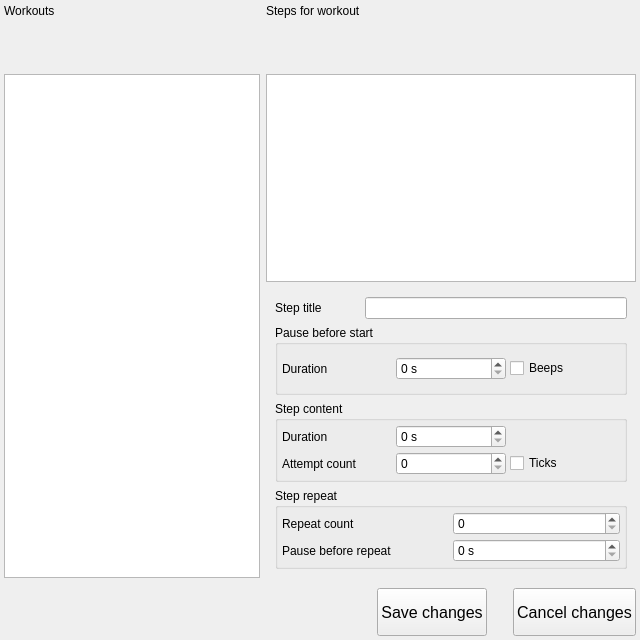
antongus/kettlebell-timer, file src/ui/WorkoutEditor.ui: the form before one commit.
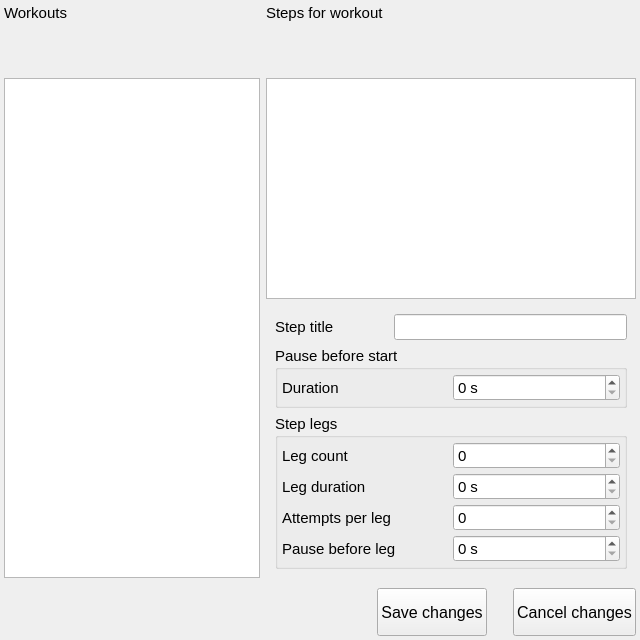
The form after the commit. Icons and pictures are not drawn.

Commit message: remove sound checkboxes from workout editor

```diff
--- a/src/ui/WorkoutEditor.ui
+++ b/src/ui/WorkoutEditor.ui
@@ -16,6 +16,11 @@
     <height>600</height>
    </size>
   </property>
+  <property name="font">
+   <font>
+    <pointsize>11</pointsize>
+   </font>
+  </property>
   <property name="windowTitle">
    <string>Workout editor</string>
   </property>
@@ -351,6 +356,12 @@
          </item>
          <item>
           <widget class="QListWidget" name="listWorkoutSteps">
+           <property name="sizePolicy">
+            <sizepolicy hsizetype="Expanding" vsizetype="Expanding">
+             <horstretch>0</horstretch>
+             <verstretch>2</verstretch>
+            </sizepolicy>
+           </property>
            <property name="editTriggers">
             <set>QAbstractItemView::NoEditTriggers</set>
            </property>
@@ -361,24 +372,17 @@
          </item>
          <item>
           <widget class="QWidget" name="widget_3" native="true">
-           <property name="minimumSize">
-            <size>
-             <width>0</width>
-             <height>290</height>
-            </size>
+           <property name="sizePolicy">
+            <sizepolicy hsizetype="Preferred" vsizetype="Expanding">
+             <horstretch>0</horstretch>
+             <verstretch>1</verstretch>
+            </sizepolicy>
            </property>
            <layout class="QGridLayout" name="gridLayout">
-            <item row="0" column="0">
-             <widget class="QLabel" name="label_3">
-              <property name="text">
-               <string>Step title</string>
-              </property>
-             </widget>
-            </item>
-            <item row="8" column="0" colspan="4">
+            <item row="7" column="0" colspan="3">
              <widget class="QGroupBox" name="groupBox_3">
               <property name="title">
-               <string>Step repeat</string>
+               <string>Step legs</string>
               </property>
               <layout class="QGridLayout" name="gridLayout_4">
                <property name="leftMargin">
@@ -399,96 +403,65 @@
                <item row="0" column="0">
                 <widget class="QLabel" name="label_6">
                  <property name="text">
-                  <string>Repeat count</string>
+                  <string>Leg count</string>
                  </property>
                 </widget>
                </item>
                <item row="0" column="1">
                 <widget class="QSpinBox" name="sbStepRepeatCount"/>
                </item>
-               <item row="1" column="0">
-                <widget class="QLabel" name="label_7">
-                 <property name="text">
-                  <string>Pause before repeat</string>
+               <item row="1" column="1">
+                <widget class="QSpinBox" name="sbStepDuration">
+                 <property name="suffix">
+                  <string> s</string>
+                 </property>
+                 <property name="maximum">
+                  <number>999</number>
                  </property>
                 </widget>
                </item>
-               <item row="1" column="1">
+               <item row="3" column="1">
                 <widget class="QSpinBox" name="sbPauseBetweenRepeats">
                  <property name="suffix">
                   <string> s</string>
                  </property>
                 </widget>
                </item>
-              </layout>
-             </widget>
-            </item>
-            <item row="0" column="1" colspan="3">
-             <widget class="QLineEdit" name="edStepCaption"/>
-            </item>
-            <item row="4" column="0" colspan="4">
-             <widget class="QGroupBox" name="groupBox_2">
-              <property name="title">
-               <string>Step content</string>
-              </property>
-              <layout class="QGridLayout" name="gridLayout_3">
-               <property name="leftMargin">
-                <number>4</number>
-               </property>
-               <property name="topMargin">
-                <number>4</number>
-               </property>
-               <property name="rightMargin">
-                <number>4</number>
-               </property>
-               <property name="bottomMargin">
-                <number>4</number>
-               </property>
-               <property name="spacing">
-                <number>4</number>
-               </property>
-               <item row="1" column="2">
-                <widget class="QCheckBox" name="cbAttemptBeeps">
+               <item row="1" column="0">
+                <widget class="QLabel" name="label_5">
                  <property name="text">
-                  <string>Ticks</string>
+                  <string>Leg duration</string>
                  </property>
                 </widget>
                </item>
-               <item row="1" column="1">
+               <item row="2" column="1">
                 <widget class="QSpinBox" name="sbStepAttempts">
                  <property name="maximum">
                   <number>999</number>
                  </property>
                 </widget>
                </item>
-               <item row="1" column="0">
+               <item row="2" column="0">
                 <widget class="QLabel" name="label_8">
                  <property name="text">
-                  <string>Attempt count</string>
+                  <string>Attempts per leg</string>
                  </property>
                 </widget>
                </item>
-               <item row="0" column="1">
-                <widget class="QSpinBox" name="sbStepDuration">
-                 <property name="suffix">
-                  <string> s</string>
-                 </property>
-                 <property name="maximum">
-                  <number>999</number>
-                 </property>
-                </widget>
-               </item>
-               <item row="0" column="0">
-                <widget class="QLabel" name="label_5">
+               <item row="3" column="0">
+                <widget class="QLabel" name="label_7">
                  <property name="text">
-                  <string>Duration</string>
+                  <string>Pause before leg</string>
                  </property>
                 </widget>
                </item>
               </layout>
              </widget>
             </item>
-            <item row="1" column="0" colspan="4">
+            <item row="0" column="1" colspan="2">
+             <widget class="QLineEdit" name="edStepCaption"/>
+            </item>
+            <item row="1" column="0" colspan="3">
              <widget class="QGroupBox" name="groupBox">
               <property name="title">
                <string>Pause before start</string>
@@ -509,13 +482,6 @@
                <property name="spacing">
                 <number>4</number>
                </property>
-               <item row="0" column="2">
-                <widget class="QCheckBox" name="cbPauseBeeps">
-                 <property name="text">
-                  <string>Beeps</string>
-                 </property>
-                </widget>
-               </item>
                <item row="0" column="1">
                 <widget class="QSpinBox" name="sbDelayBeforeStart">
                  <property name="suffix">
@@ -533,6 +499,13 @@
               </layout>
              </widget>
             </item>
+            <item row="0" column="0">
+             <widget class="QLabel" name="label_3">
+              <property name="text">
+               <string>Step title</string>
+              </property>
+             </widget>
+            </item>
            </layout>
           </widget>
          </item>
```
The commit also changes 3 other files.
